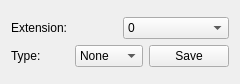
Above: src/brickv/plugin_system/plugins/master/ui/extension_type.ui from Tinkerforge/brickv before the change. Below: the same form after it.
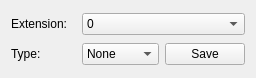
That is the form after the change.

Commit message: Add Ethernet option to Master Brick extension type dialog

What changed in the file:
```diff
--- a/src/brickv/plugin_system/plugins/master/ui/extension_type.ui
+++ b/src/brickv/plugin_system/plugins/master/ui/extension_type.ui
@@ -9,26 +9,22 @@
    <rect>
     <x>0</x>
     <y>0</y>
-    <width>240</width>
-    <height>84</height>
+    <width>256</width>
+    <height>78</height>
    </rect>
   </property>
   <property name="windowTitle">
    <string>Extension Types</string>
   </property>
-  <layout class="QVBoxLayout" name="verticalLayout_2">
-   <item>
-    <layout class="QVBoxLayout" name="verticalLayout">
-     <item>
-      <layout class="QHBoxLayout" name="horizontalLayout_2">
-       <item>
+  <layout class="QGridLayout" name="gridLayout">
+   <item row="0" column="0">
         <widget class="QLabel" name="label_2">
          <property name="text">
           <string>Extension:</string>
          </property>
         </widget>
        </item>
-       <item>
+   <item row="0" column="1" colspan="2">
         <widget class="QComboBox" name="combo_extension">
          <item>
           <property name="text">
@@ -42,18 +38,14 @@
          </item>
         </widget>
        </item>
-      </layout>
-     </item>
-     <item>
-      <layout class="QHBoxLayout" name="horizontalLayout_8">
-       <item>
+   <item row="1" column="0">
         <widget class="QLabel" name="label_9">
          <property name="text">
           <string>Type:</string>
          </property>
         </widget>
        </item>
-       <item>
+   <item row="1" column="1">
         <widget class="QComboBox" name="type_box">
          <item>
           <property name="text">
@@ -75,18 +67,19 @@
            <string>WIFI</string>
           </property>
          </item>
-        </widget>
-       </item>
        <item>
+      <property name="text">
+       <string>Ethernet</string>
+      </property>
+     </item>
+    </widget>
+   </item>
+   <item row="1" column="2">
         <widget class="QPushButton" name="button_type_save">
          <property name="text">
           <string>Save</string>
          </property>
         </widget>
-       </item>
-      </layout>
-     </item>
-    </layout>
    </item>
   </layout>
  </widget>
```
Lines whose indentation alone changed are shown as unchanged. The commit also changes 1 other file.
